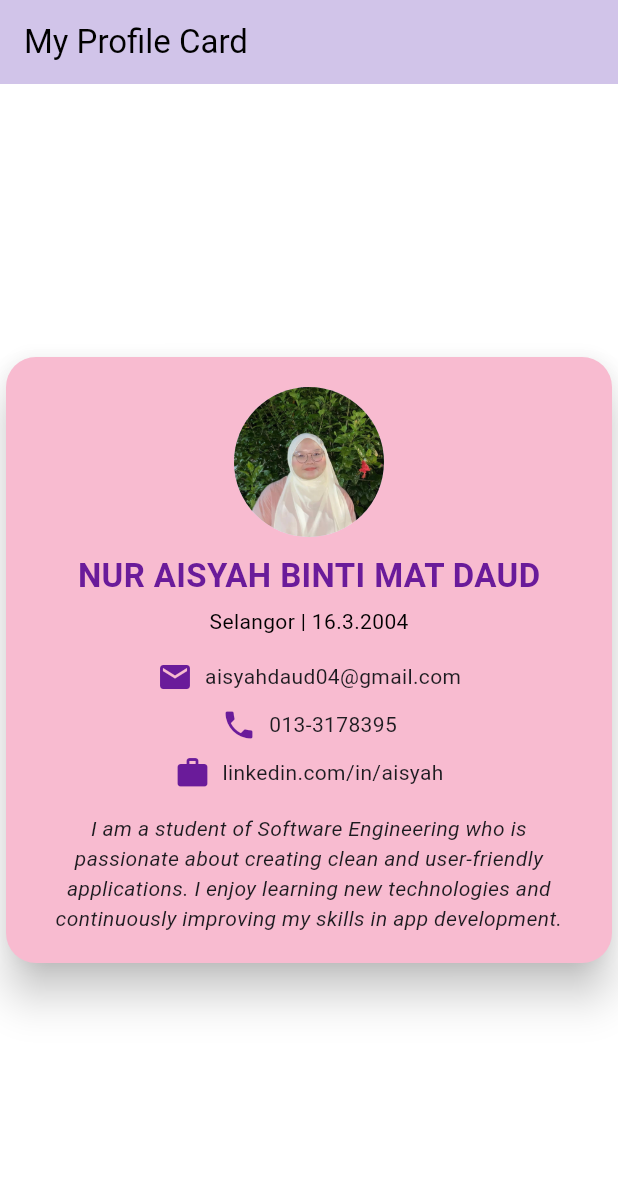
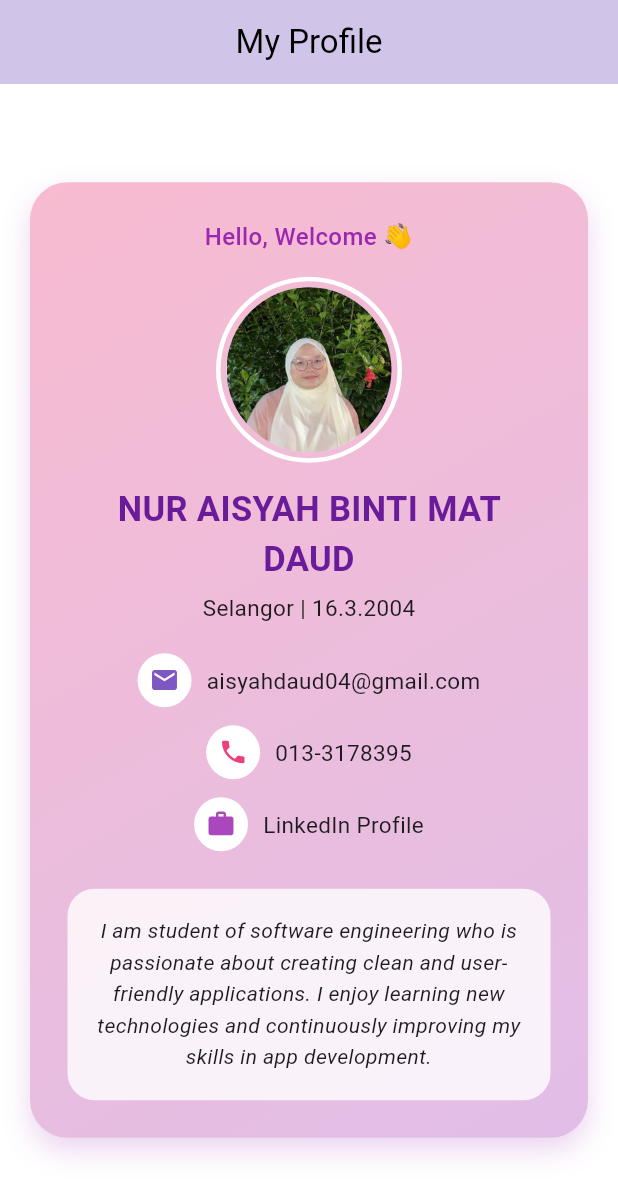
Before and after one commit to aisyahdaud04/my_profile_card, a Flutter app: the screen it shows after launch, on a phone screen of 412 x 824 dp. Shown: the top 1197 px of the screen. Run offline on Flutter 3.47's test engine with Material 3 defaults, Android fonts, the phone set to English and light mode, and no system bars.

Commit message:
update profile app

```diff
--- a/lib/main.dart
+++ b/lib/main.dart
@@ -1,4 +1,5 @@
 import 'package:flutter/material.dart';
+import 'package:url_launcher/url_launcher.dart';
 
 void main() {
   runApp(const ProfileApp());
@@ -23,40 +24,115 @@ class ProfileApp extends StatelessWidget {
 class ProfilePage extends StatelessWidget {
   const ProfilePage({super.key});
 
+  // EMAIL
+  Future<void> openEmail() async {
+    final Uri emailUri = Uri(
+      scheme: 'mailto',
+      path: 'aisyahdaud04@gmail.com',
+    );
+
+    await launchUrl(emailUri);
+  }
+
+  // PHONE
+  Future<void> openPhone() async {
+    final Uri phoneUri = Uri(
+      scheme: 'tel',
+      path: '0133178395',
+    );
+
+    await launchUrl(phoneUri);
+  }
+
+  // LINKEDIN
+  Future<void> openLinkedIn() async {
+    final Uri linkedInUri = Uri.parse(
+      'https://www.linkedin.com',
+    );
+
+    await launchUrl(linkedInUri);
+  }
+
   @override
   Widget build(BuildContext context) {
     return Scaffold(
       appBar: AppBar(
-        title: const Text("My Profile Card"),
-        backgroundColor: const Color(0xFFD1C4E9),
+        title: const Text("My Profile"),
+        backgroundColor: const Color(0xFFD1C4E9), // soft purple
         foregroundColor: Colors.black,
+        centerTitle: true,
       ),
+
       body: Center(
-        child: Card(
-          color: const Color(0xFFF8BBD0),
-          elevation: 12,
-          shape: RoundedRectangleBorder(
-            borderRadius: BorderRadius.circular(20),
+        child: Container(
+          margin: const EdgeInsets.all(20),
+
+          decoration: BoxDecoration(
+            gradient: const LinearGradient(
+              colors: [
+                Color(0xFFF8BBD0), // soft pink
+                Color(0xFFE1BEE7), // soft purple
+              ],
+              begin: Alignment.topLeft,
+              end: Alignment.bottomRight,
             ),
+
+            borderRadius: BorderRadius.circular(25),
+
+            boxShadow: [
+              BoxShadow(
+                color: Colors.purple.withOpacity(0.2),
+                blurRadius: 15,
+                offset: const Offset(0, 8),
+              ),
+            ],
+          ),
+
           child: Padding(
-            padding: const EdgeInsets.all(20),
+            padding: const EdgeInsets.all(25),
+
             child: Column(
               mainAxisSize: MainAxisSize.min,
               children: [
 
-                // PROFILE IMAGE
-                const CircleAvatar(
-                  radius: 50,
-                  backgroundImage: AssetImage("assets/aisyah.jpeg"),
+                // GREETING
+                const Text(
+                  "Hello, Welcome 👋",
+                  style: TextStyle(
+                    fontSize: 16,
+                    color: Colors.purple,
+                    fontWeight: FontWeight.w500,
+                  ),
                 ),
 
-                const SizedBox(height: 10),
+                const SizedBox(height: 15),
+
+                // PROFILE IMAGE WITH BORDER
+                Container(
+                  padding: const EdgeInsets.all(4),
+                  decoration: BoxDecoration(
+                    shape: BoxShape.circle,
+                    border: Border.all(
+                      color: Colors.white,
+                      width: 3,
+                    ),
+                  ),
+
+                  child: const CircleAvatar(
+                    radius: 55,
+                    backgroundImage:
+                        AssetImage("assets/aisyah.jpeg"),
+                  ),
+                ),
+
+                const SizedBox(height: 15),
 
                 // NAME
                 const Text(
                   "NUR AISYAH BINTI MAT DAUD",
+                  textAlign: TextAlign.center,
                   style: TextStyle(
-                    fontSize: 22,
+                    fontSize: 23,
                     fontWeight: FontWeight.bold,
                     color: Color(0xFF6A1B9A),
                   ),
@@ -64,60 +140,125 @@ class ProfilePage extends StatelessWidget {
 
                 const SizedBox(height: 5),
 
-                // DOB / STATE
+                // STATE & DOB
                 const Text(
                   "Selangor | 16.3.2004",
-                  style: TextStyle(color: Colors.black),
+                  style: TextStyle(
+                    color: Colors.black87,
+                    fontSize: 15,
+                  ),
                 ),
 
-                const SizedBox(height: 15),
+                const SizedBox(height: 20),
 
-                // CONTACT SECTION
-                Column(
+                // EMAIL
+                GestureDetector(
+                  onTap: openEmail,
+                  child: Row(
+                    mainAxisAlignment:
+                        MainAxisAlignment.center,
                     children: const [
 
-                    Row(
-                      mainAxisAlignment: MainAxisAlignment.center,
-                      children: [
-                        Icon(Icons.email, color: Color(0xFF6A1B9A)),
-                        SizedBox(width: 8),
-                        Text("aisyahdaud04@gmail.com"),
+                      CircleAvatar(
+                        radius: 18,
+                        backgroundColor: Colors.white,
+                        child: Icon(
+                          Icons.email,
+                          color: Color(0xFF7E57C2),
+                          size: 20,
+                        ),
+                      ),
+
+                      SizedBox(width: 10),
+
+                      Text(
+                        "aisyahdaud04@gmail.com",
+                        style: TextStyle(fontSize: 15),
+                      ),
                     ],
                   ),
+                ),
 
-                    SizedBox(height: 8),
+                const SizedBox(height: 12),
 
-                    Row(
-                      mainAxisAlignment: MainAxisAlignment.center,
-                      children: [
-                        Icon(Icons.phone, color: Color(0xFF6A1B9A)),
-                        SizedBox(width: 8),
-                        Text("013-3178395"),
+                // PHONE
+                GestureDetector(
+                  onTap: openPhone,
+                  child: Row(
+                    mainAxisAlignment:
+                        MainAxisAlignment.center,
+                    children: const [
+
+                      CircleAvatar(
+                        radius: 18,
+                        backgroundColor: Colors.white,
+                        child: Icon(
+                          Icons.phone,
+                          color: Color(0xFFEC407A),
+                          size: 20,
+                        ),
+                      ),
+
+                      SizedBox(width: 10),
+
+                      Text(
+                        "013-3178395",
+                        style: TextStyle(fontSize: 15),
+                      ),
                     ],
                   ),
+                ),
 
-                    SizedBox(height: 8),
+                const SizedBox(height: 12),
 
-                    Row(
-                      mainAxisAlignment: MainAxisAlignment.center,
-                      children: [
-                        Icon(Icons.work, color: Color(0xFF6A1B9A)),
-                        SizedBox(width: 8),
-                        Text("linkedin.com/in/aisyah"),
+                // LINKEDIN
+                GestureDetector(
+                  onTap: openLinkedIn,
+                  child: Row(
+                    mainAxisAlignment:
+                        MainAxisAlignment.center,
+                    children: const [
+
+                      CircleAvatar(
+                        radius: 18,
+                        backgroundColor: Colors.white,
+                        child: Icon(
+                          Icons.work,
+                          color: Color(0xFFAB47BC),
+                          size: 20,
+                        ),
+                      ),
+
+                      SizedBox(width: 10),
+
+                      Text(
+                        "LinkedIn Profile",
+                        style: TextStyle(fontSize: 15),
+                      ),
                     ],
                   ),
-
-                  ],
                 ),
 
-                const SizedBox(height: 15),
+                const SizedBox(height: 25),
 
-                // BIO
-                const Text(
-                  "I am a student of Software Engineering who is passionate about creating clean and user-friendly applications. I enjoy learning new technologies and continuously improving my skills in app development.",
+                // BIO BOX
+                Container(
+                  padding: const EdgeInsets.all(18),
+
+                  decoration: BoxDecoration(
+                    color: Colors.white.withOpacity(0.8),
+                    borderRadius:
+                        BorderRadius.circular(18),
+                  ),
+
+                  child: const Text(
+                    "I am student of software engineering who is passionate about creating clean and user-friendly applications. I enjoy learning new technologies and continuously improving my skills in app development.",
                     textAlign: TextAlign.center,
                     style: TextStyle(
                       fontStyle: FontStyle.italic,
+                      fontSize: 14,
+                      height: 1.5,
+                    ),
                   ),
                 ),
               ],
--- a/pubspec.yaml
+++ b/pubspec.yaml
@@ -30,6 +30,7 @@ environment:
 dependencies:
   flutter:
     sdk: flutter
+  url_launcher: ^6.3.0
 
   # The following adds the Cupertino Icons font to your application.
   # Use with the CupertinoIcons class for iOS style icons.
```
Also changed, not shown: pubspec.lock, 5 other files. Lines whose indentation alone changed are shown as unchanged.
